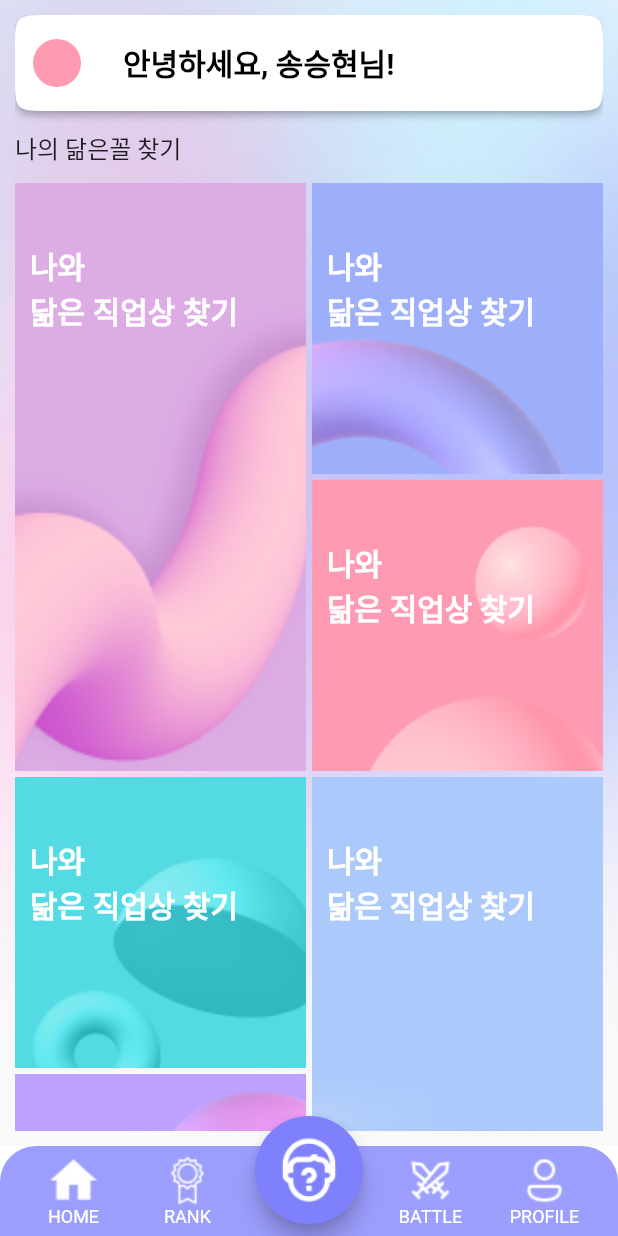
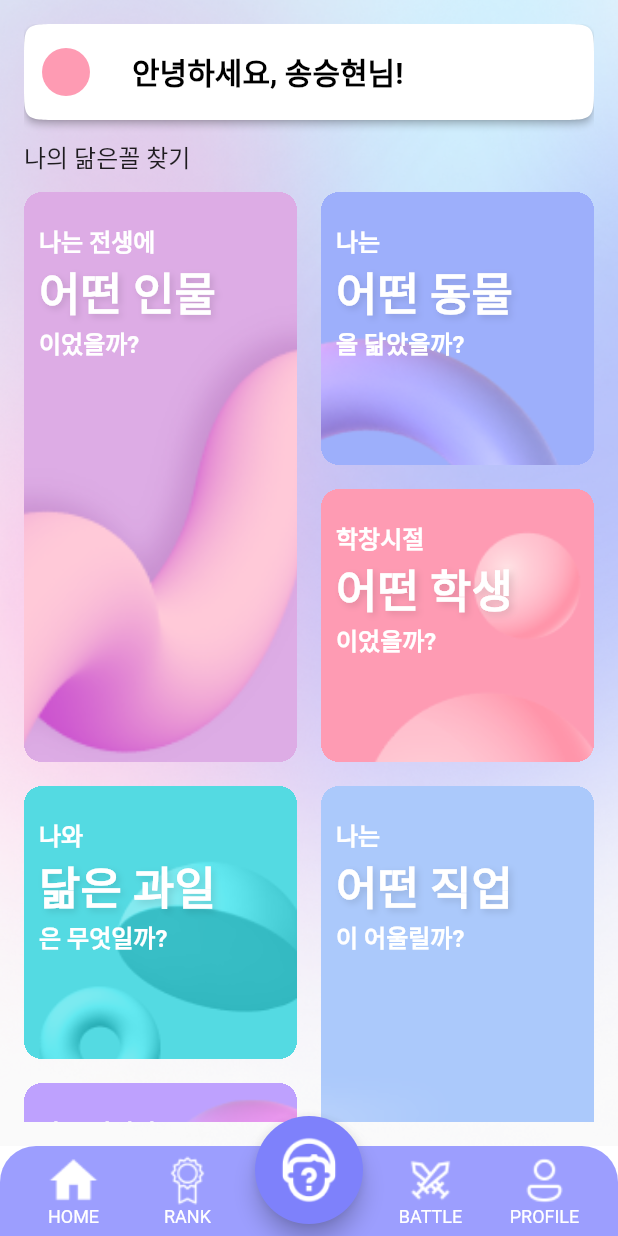
Before and after one commit to Ninucco/Ninucco, a Flutter app: the screen it shows after launch, on a phone screen of 412 x 824 dp. Run offline on Flutter 3.47's test engine with Material 2 defaults, Android fonts, the phone set to English and light mode, and no system bars; our stand-ins replace image_picker; network calls fail.

Commit message:
✨ feat: 홈 화면 완료

```diff
--- a/application/ninucco/lib/screens/home/home.dart
+++ b/application/ninucco/lib/screens/home/home.dart
@@ -1,11 +1,14 @@
 import 'package:flutter/material.dart';
 import 'package:flutter_staggered_grid_view/flutter_staggered_grid_view.dart';
+import 'package:ninucco/utilities/scan_list_data.dart';
 
 class HomePage extends StatelessWidget {
   const HomePage({super.key});
 
   @override
   Widget build(BuildContext context) {
+    final scanList = ScanUtility().scanTitleList;
+
     return Scaffold(
       body: Container(
         decoration: const BoxDecoration(
@@ -13,7 +16,7 @@ class HomePage extends StatelessWidget {
           image: AssetImage('assets/images/bg/bg.png'),
           fit: BoxFit.cover,
         )),
-        padding: const EdgeInsets.all(10),
+        padding: const EdgeInsets.all(16),
         child: CustomScrollView(
           slivers: [
             SliverAppBar(
@@ -51,8 +54,8 @@ class HomePage extends StatelessWidget {
               itemCount: 6,
               gridDelegate: SliverQuiltedGridDelegate(
                 crossAxisCount: 2,
-                mainAxisSpacing: 4,
-                crossAxisSpacing: 4,
+                mainAxisSpacing: 16,
+                crossAxisSpacing: 16,
                 repeatPattern: QuiltedGridRepeatPattern.inverted,
                 pattern: [
                   const QuiltedGridTile(2, 1),
@@ -72,13 +75,19 @@ class HomePage extends StatelessWidget {
                   child: Stack(
                     fit: StackFit.expand,
                     children: [
-                      Image.asset(
-                        'assets/images/scan_items/${index + 1}.png',
-                        scale: 0.1,
-                        fit: BoxFit.cover,
+                      Container(
+                        clipBehavior: Clip.hardEdge,
+                        decoration: BoxDecoration(
+                          borderRadius: BorderRadius.circular(12),
+                        ),
+                        child: Image.asset(
+                          'assets/images/scan_items/${index + 1}.png',
+                          scale: 0.1,
+                          fit: BoxFit.cover,
+                        ),
                       ),
-                      const Padding(
-                        padding: EdgeInsets.symmetric(
+                      Padding(
+                        padding: const EdgeInsets.symmetric(
                           vertical: 20,
                           horizontal: 10,
                         ),
@@ -86,19 +95,33 @@ class HomePage extends StatelessWidget {
                           mainAxisAlignment: MainAxisAlignment.start,
                           crossAxisAlignment: CrossAxisAlignment.start,
                           children: [
-                            SizedBox(height: 20),
                             Text(
-                              "나와",
-                              style: TextStyle(
-                                fontSize: 20,
+                              scanList[index][0],
+                              style: const TextStyle(
+                                fontSize: 16,
                                 fontWeight: FontWeight.bold,
                                 color: Colors.white,
                               ),
                             ),
                             Text(
-                              "닮은 직업상 찾기",
-                              style: TextStyle(
-                                fontSize: 20,
+                              scanList[index][1],
+                              style: const TextStyle(
+                                fontSize: 30,
+                                fontWeight: FontWeight.bold,
+                                color: Colors.white,
+                                shadows: [
+                                  Shadow(
+                                    blurRadius: 6.0,
+                                    color: Colors.black12,
+                                    offset: Offset(2, 2),
+                                  ),
+                                ],
+                              ),
+                            ),
+                            Text(
+                              scanList[index][2],
+                              style: const TextStyle(
+                                fontSize: 16,
                                 fontWeight: FontWeight.bold,
                                 color: Colors.white,
                               ),
--- /dev/null
+++ b/application/ninucco/lib/utilities/scan_list_data.dart
@@ -0,0 +1,10 @@
+class ScanUtility {
+  final scanTitleList = [
+    ["나는 전생에", "어떤 인물", "이었을까?"],
+    ["나는", "어떤 동물", "을 닮았을까?"],
+    ["학창시절", "어떤 학생", "이었을까?"],
+    ["나와", "닮은 과일", "은 무엇일까?"],
+    ["나는", "어떤 직업", "이 어울릴까?"],
+    ["나는 전생에", "어떤 인물", "이었을까?"],
+  ];
+}
```
